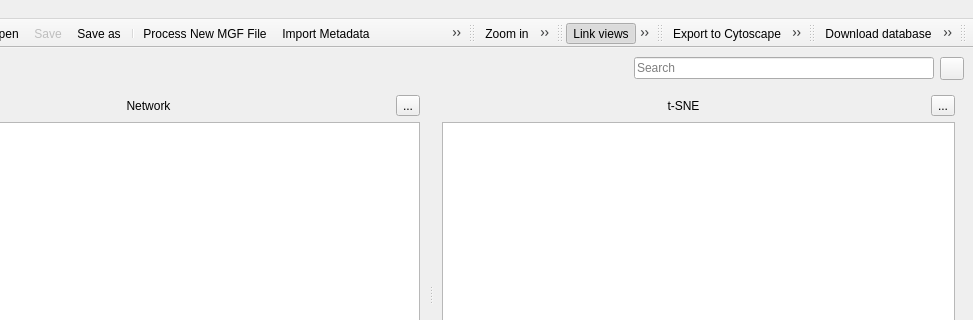
First picture: the form in lib/ui/main_window.ui, repository metgem/metgem, before the edit; both pictures show x 111 to 1084 and y 0 to 320 of the 1084 by 768 pixel window.
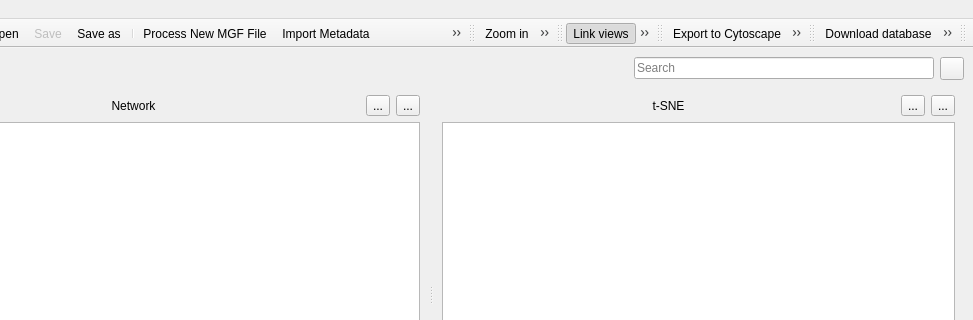
Second picture: the form after the edit. Icons and pictures are not drawn. Custom widgets are drawn as their Qt base class.

Commit message: Move Scale Slider for NetworkViews to a ToolButton menu to save space

```diff
--- a/lib/ui/main_window.ui
+++ b/lib/ui/main_window.ui
@@ -119,6 +119,26 @@
              </property>
             </widget>
            </item>
+           <item>
+            <widget class="QToolButton" name="btNetworkRuler">
+             <property name="toolTip">
+              <string>Change Network Scale</string>
+             </property>
+             <property name="statusTip">
+              <string>Change Network Scale</string>
+             </property>
+             <property name="text">
+              <string>...</string>
+             </property>
+             <property name="icon">
+              <iconset resource="ui.qrc">
+               <normaloff>:/icons/images/ruler.svg</normaloff>:/icons/images/ruler.svg</iconset>
+             </property>
+             <property name="popupMode">
+              <enum>QToolButton::InstantPopup</enum>
+             </property>
+            </widget>
+           </item>
            <item>
             <widget class="QToolButton" name="btNetworkOptions">
              <property name="text">
@@ -185,6 +205,26 @@
              </property>
             </widget>
            </item>
+           <item>
+            <widget class="QToolButton" name="btTSNERuler">
+             <property name="toolTip">
+              <string>Change t-SNE Scale</string>
+             </property>
+             <property name="statusTip">
+              <string>Change t-SNE Scale</string>
+             </property>
+             <property name="text">
+              <string>...</string>
+             </property>
+             <property name="icon">
+              <iconset resource="ui.qrc">
+               <normaloff>:/icons/images/ruler.svg</normaloff>:/icons/images/ruler.svg</iconset>
+             </property>
+             <property name="popupMode">
+              <enum>QToolButton::InstantPopup</enum>
+             </property>
+            </widget>
+           </item>
            <item>
             <widget class="QToolButton" name="btTSNEOptions">
              <property name="text">
```
Left out of the diff: 35 changed lines with no effect on the pictures. The commit also changes 3 other files.
